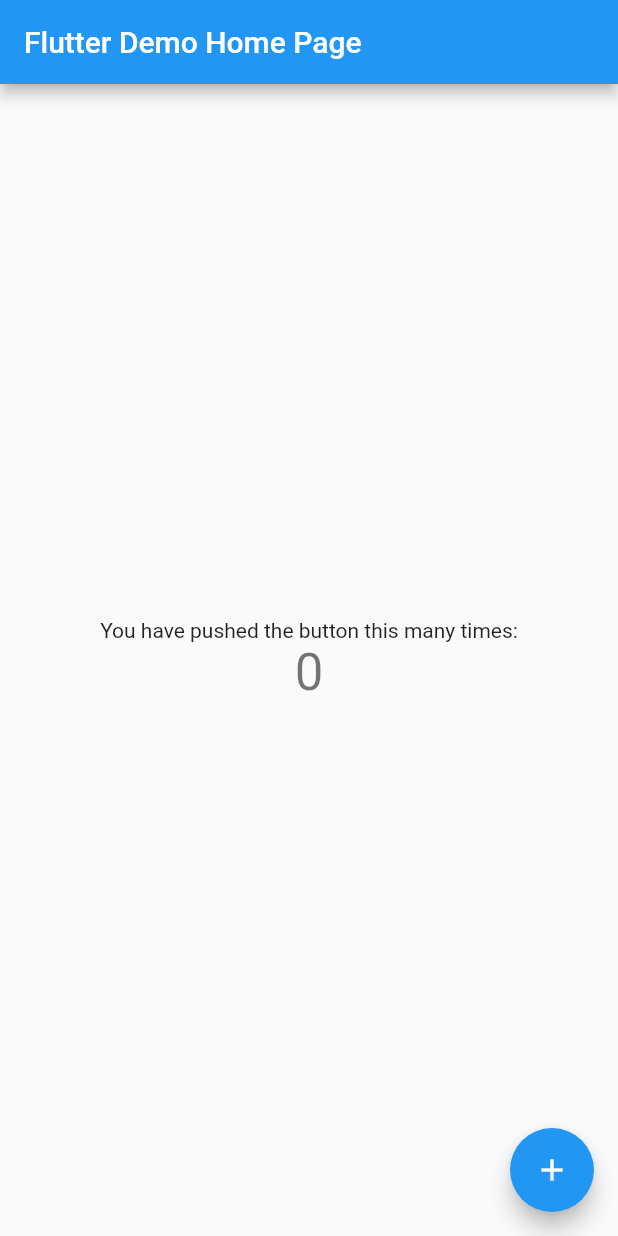
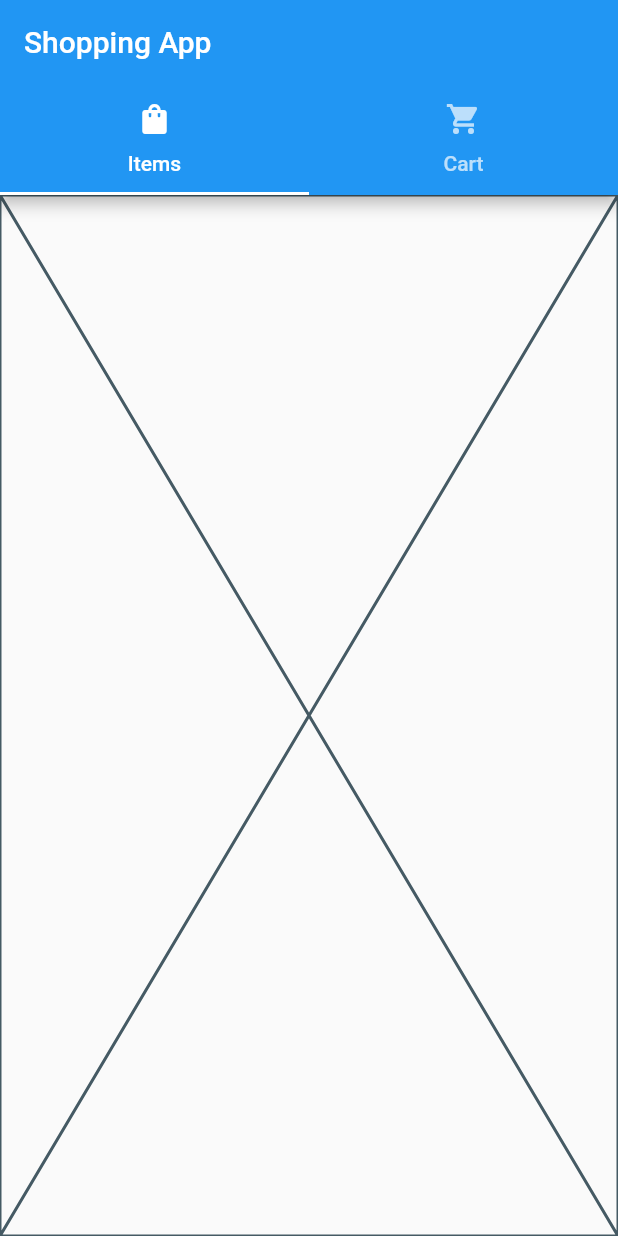
Before and after one commit to purdueflutter/state_mgmt_workshop, a Flutter app: the screen it shows after launch, on a phone screen of 412 x 824 dp. Run offline on Flutter 3.47's test engine with Material 2 defaults, Android fonts, the light colour scheme and no system bars.

Commit message:
create homepage. create item model and db

```diff
--- /dev/null
+++ b/lib/cart_page.dart
@@ -0,0 +1,10 @@
+import 'package:flutter/material.dart';
+
+class CartPage extends StatelessWidget {
+  const CartPage({super.key});
+
+  @override
+  Widget build(BuildContext context) {
+    return const Placeholder();
+  }
+}
--- /dev/null
+++ b/lib/home_page.dart
@@ -0,0 +1,48 @@
+import 'package:flutter/material.dart';
+import 'package:state_mgmt_workshop/cart_page.dart';
+import 'package:state_mgmt_workshop/items_page.dart';
+
+class HomePage extends StatefulWidget {
+  @override
+  _HomePageState createState() => _HomePageState();
+}
+
+class _HomePageState extends State<HomePage>
+    with SingleTickerProviderStateMixin {
+  late TabController _tabController;
+
+  @override
+  void initState() {
+    super.initState();
+    _tabController = TabController(length: 2, vsync: this);
+  }
+
+  @override
+  Widget build(BuildContext context) {
+    return Scaffold(
+      appBar: AppBar(
+        title: Text('Shopping App'),
+        bottom: TabBar(
+          controller: _tabController,
+          tabs: [
+            Tab(
+              text: 'Items',
+              icon: Icon(Icons.shopping_bag),
+            ),
+            Tab(
+              text: 'Cart',
+              icon: Icon(Icons.shopping_cart),
+            ),
+          ],
+        ),
+      ),
+      body: TabBarView(
+        controller: _tabController,
+        children: [
+          ItemsPage(),
+          CartPage(),
+        ],
+      ),
+    );
+  }
+}
--- /dev/null
+++ b/lib/item_model.dart
@@ -0,0 +1,8 @@
+import 'package:flutter/foundation.dart';
+
+@immutable
+class Item {
+  final String name;
+
+  const Item(this.name);
+}
--- /dev/null
+++ b/lib/items_dataprovider.dart
@@ -0,0 +1,35 @@
+import 'package:state_mgmt_workshop/item_model.dart';
+
+class ItemsDataProvider {
+  final List<Item> _items = [];
+
+  List<Item> getItems() {
+    return _items;
+  }
+
+  Item? getItem(String name) {
+    try {
+      return _items.firstWhere((element) => element.name == name);
+    } catch (e) {
+      return null;
+    }
+  }
+
+  bool updateItem(Item item) {
+    try {
+      final ind = _items.indexOf(item);
+      _items[ind] = item;
+      return true;
+    } catch (e) {
+      return false;
+    }
+  }
+
+  void addItem(Item item) {
+    _items.add(item);
+  }
+
+  void deleteItem(String name) {
+    _items.removeWhere((element) => element.name == name);
+  }
+}
--- /dev/null
+++ b/lib/items_page.dart
@@ -0,0 +1,10 @@
+import 'package:flutter/material.dart';
+
+class ItemsPage extends StatelessWidget {
+  const ItemsPage({super.key});
+
+  @override
+  Widget build(BuildContext context) {
+    return const Placeholder();
+  }
+}
--- a/lib/main.dart
+++ b/lib/main.dart
@@ -1,4 +1,6 @@
 import 'package:flutter/material.dart';
+
+import 'home_page.dart';
 
 void main() {
   runApp(const MyApp());
@@ -7,109 +9,14 @@
 class MyApp extends StatelessWidget {
   const MyApp({super.key});
 
-  // This widget is the root of your application.
   @override
   Widget build(BuildContext context) {
     return MaterialApp(
-      title: 'Flutter Demo',
+      title: 'Shopping App',
       theme: ThemeData(
-        // This is the theme of your application.
-        //
-        // Try running your application with "flutter run". You'll see the
-        // application has a blue toolbar. Then, without quitting the app, try
-        // changing the primarySwatch below to Colors.green and then invoke
-        // "hot reload" (press "r" in the console where you ran "flutter run",
-        // or simply save your changes to "hot reload" in a Flutter IDE).
-        // Notice that the counter didn't reset back to zero; the application
-        // is not restarted.
         primarySwatch: Colors.blue,
       ),
-      home: const MyHomePage(title: 'Flutter Demo Home Page'),
+      home: HomePage(),
     );
   }
 }
-
-class MyHomePage extends StatefulWidget {
-  const MyHomePage({super.key, required this.title});
-
-  // This widget is the home page of your application. It is stateful, meaning
-  // that it has a State object (defined below) that contains fields that affect
-  // how it looks.
-
-  // This class is the configuration for the state. It holds the values (in this
-  // case the title) provided by the parent (in this case the App widget) and
-  // used by the build method of the State. Fields in a Widget subclass are
-  // always marked "final".
-
-  final String title;
-
-  @override
-  State<MyHomePage> createState() => _MyHomePageState();
-}
-
-class _MyHomePageState extends State<MyHomePage> {
-  int _counter = 0;
-
-  void _incrementCounter() {
-    setState(() {
-      // This call to setState tells the Flutter framework that something has
-      // changed in this State, which causes it to rerun the build method below
-      // so that the display can reflect the updated values. If we changed
-      // _counter without calling setState(), then the build method would not be
-      // called again, and so nothing would appear to happen.
-      _counter++;
-    });
-  }
-
-  @override
-  Widget build(BuildContext context) {
-    // This method is rerun every time setState is called, for instance as done
-    // by the _incrementCounter method above.
-    //
-    // The Flutter framework has been optimized to make rerunning build methods
-    // fast, so that you can just rebuild anything that needs updating rather
-    // than having to individually change instances of widgets.
-    return Scaffold(
-      appBar: AppBar(
-        // Here we take the value from the MyHomePage object that was created by
-        // the App.build method, and use it to set our appbar title.
-        title: Text(widget.title),
-      ),
-      body: Center(
-        // Center is a layout widget. It takes a single child and positions it
-        // in the middle of the parent.
-        child: Column(
-          // Column is also a layout widget. It takes a list of children and
-          // arranges them vertically. By default, it sizes itself to fit its
-          // children horizontally, and tries to be as tall as its parent.
-          //
-          // Invoke "debug painting" (press "p" in the console, choose the
-          // "Toggle Debug Paint" action from the Flutter Inspector in Android
-          // Studio, or the "Toggle Debug Paint" command in Visual Studio Code)
-          // to see the wireframe for each widget.
-          //
-          // Column has various properties to control how it sizes itself and
-          // how it positions its children. Here we use mainAxisAlignment to
-          // center the children vertically; the main axis here is the vertical
-          // axis because Columns are vertical (the cross axis would be
-          // horizontal).
-          mainAxisAlignment: MainAxisAlignment.center,
-          children: <Widget>[
-            const Text(
-              'You have pushed the button this many times:',
-            ),
-            Text(
-              '$_counter',
-              style: Theme.of(context).textTheme.headlineMedium,
-            ),
-          ],
-        ),
-      ),
-      floatingActionButton: FloatingActionButton(
-        onPressed: _incrementCounter,
-        tooltip: 'Increment',
-        child: const Icon(Icons.add),
-      ), // This trailing comma makes auto-formatting nicer for build methods.
-    );
-  }
-}
```
Also changed, not shown: pubspec.yaml (+4 -12 lines), pubspec.lock.
